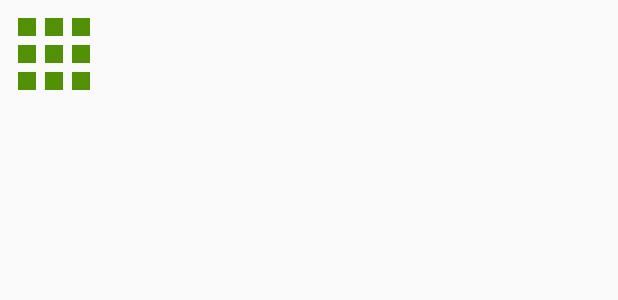
After one commit to SingeltonAttero/CustomView, an Android app: the layout item_page_adapter.xml on its own in the app's theme, with its tools: preview values and no code run, on a phone screen of 412 x 824 dp. The commit adds this screen. Shown: the top 300 px of the screen. Run offline under Robolectric (Android 15) with nearby library versions, the phone set to English and light mode, and no system bars.

Commit message:
add item and layout

```diff
--- a/app/src/main/AndroidManifest.xml
+++ b/app/src/main/AndroidManifest.xml
@@ -1,6 +1,8 @@
 <?xml version="1.0" encoding="utf-8"?>
 <manifest xmlns:android="http://schemas.android.com/apk/res/android"
           package="com.yakov.weber.galleryview">
+
+    <uses-permission android:name="android.permission.INTERNET"/>
 
     <application
             android:allowBackup="true"
--- /dev/null
+++ b/app/src/main/res/drawable/ic_apps_mock.xml
@@ -0,0 +1,5 @@
+<vector android:height="24dp" android:tint="#519106"
+    android:viewportHeight="24.0" android:viewportWidth="24.0"
+    android:width="24dp" xmlns:android="http://schemas.android.com/apk/res/android">
+    <path android:fillColor="#FF000000" android:pathData="M4,8h4L8,4L4,4v4zM10,20h4v-4h-4v4zM4,20h4v-4L4,16v4zM4,14h4v-4L4,10v4zM10,14h4v-4h-4v4zM16,4v4h4L20,4h-4zM10,8h4L14,4h-4v4zM16,14h4v-4h-4v4zM16,20h4v-4h-4v4z"/>
+</vector>
--- /dev/null
+++ b/app/src/main/res/layout/item_page_adapter.xml
@@ -0,0 +1,14 @@
+<?xml version="1.0" encoding="utf-8"?>
+<FrameLayout xmlns:android="http://schemas.android.com/apk/res/android"
+             android:layout_width="72dp"
+             android:layout_height="72dp">
+
+    <ImageView
+            android:id="@+id/page_image_view"
+            android:layout_width="72dp"
+            android:layout_height="72dp"
+            android:scaleType="centerCrop"
+            android:src="@drawable/ic_apps_mock"
+            android:contentDescription="@string/stub_content"
+    />
+</FrameLayout>
--- a/app/src/main/res/values/strings.xml
+++ b/app/src/main/res/values/strings.xml
@@ -1,3 +1,4 @@
 <resources>
     <string name="app_name">GalleryView</string>
+    <string name="stub_content"> </string>
 </resources>
```
Also changed, not shown: app/src/main/java/com/yakov/weber/galleryview/MainActivity.kt (+13 -2 lines), app/src/main/java/com/yakov/weber/galleryview/adapter/PageImageRecyclerAdapter.kt (+27 -3 lines), app/src/main/java/com/yakov/weber/galleryview/mock/DataSourceUrl.kt (added, +21 -0 lines), app/src/main/res/layout/activity_main.xml (+15 -16 lines).
